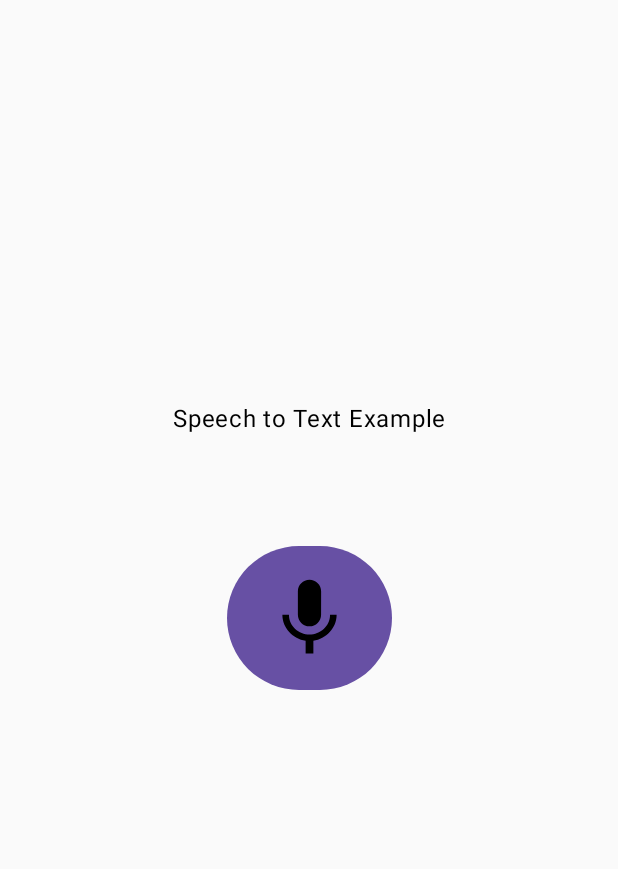
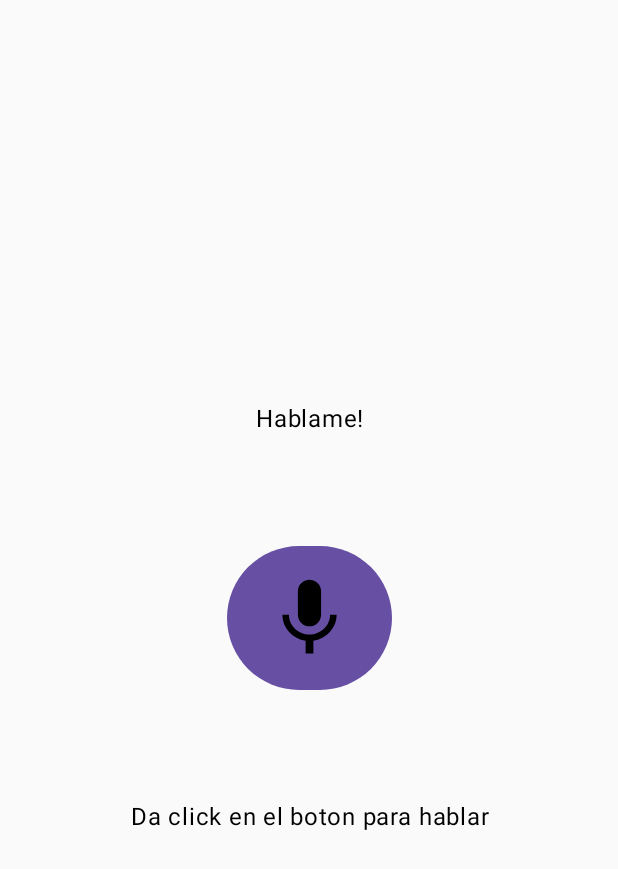
Before and after one commit to ICM2530/RunSync, an Android app built with Jetpack Compose: the Voz screen opened through its navigation route, on a phone screen of 412 x 824 dp. Shown: the top 869 px of the screen. Run offline under Robolectric (Android 15) with nearby library versions, the phone set to English and light mode, and no system bars.

Commit message:
esta el comando de voz listo

```diff
--- a/app/src/main/java/com/example/runsyncmockups/ui/ComandoVoz.kt
+++ b/app/src/main/java/com/example/runsyncmockups/ui/ComandoVoz.kt
@@ -45,7 +45,7 @@ import java.util.Locale
 @Composable
 fun SpeechText(navController: androidx.navigation.NavController) {
     val context = LocalContext.current
-    var outputTxt by remember { mutableStateOf("") }
+    var outputTxt by remember { mutableStateOf("Da click en el boton para hablar") }
 
     val launcher = rememberLauncherForActivityResult(
         ActivityResultContracts.StartActivityForResult()
@@ -54,7 +54,7 @@ fun SpeechText(navController: androidx.navigation.NavController) {
             val results = result.data?.getStringArrayListExtra(
                 RecognizerIntent.EXTRA_RESULTS
             )
-            outputTxt = results?.get(0) ?: ""
+            outputTxt = results?.get(0).toString()
         }
     }
 
@@ -64,7 +64,7 @@ fun SpeechText(navController: androidx.navigation.NavController) {
         verticalArrangement = Arrangement.Center
     ) {
         Text(
-            text = "Speech to Text Example",
+            text = "Hablame!",
             style = MaterialTheme.typography.bodyLarge,
             modifier = Modifier
                 .fillMaxWidth()
@@ -82,7 +82,7 @@ fun SpeechText(navController: androidx.navigation.NavController) {
             contentAlignment = Alignment.Center
         ) {
 
-            Button(onClick = {},
+            Button(onClick = {getSpeechInput(context = context, launcher)},
                 shape = CircleShape,
                 modifier = Modifier.padding(20.dp)) {
                 Icon(
@@ -110,7 +110,9 @@ fun SpeechText(navController: androidx.navigation.NavController) {
 
 private fun getSpeechInput(context: Context, launcher: ActivityResultLauncher<Intent>) {
     if (!SpeechRecognizer.isRecognitionAvailable(context)) {
-        Toast.makeText(context, "Speech not Available", Toast.LENGTH_SHORT).show()
+        Toast.makeText(context, "No esta disponible",
+            Toast.LENGTH_SHORT)
+            .show()
     } else {
         val intent = Intent(RecognizerIntent.ACTION_RECOGNIZE_SPEECH)
         intent.putExtra(
```
